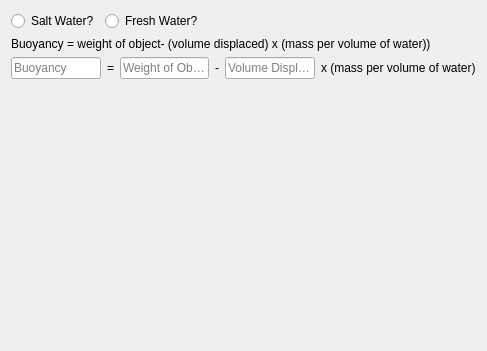
Qt form Calculators/Buoyancy/BuoyancyOfObject/Page.ui (towel42-com/SCUBA-Calculator) before a commit.
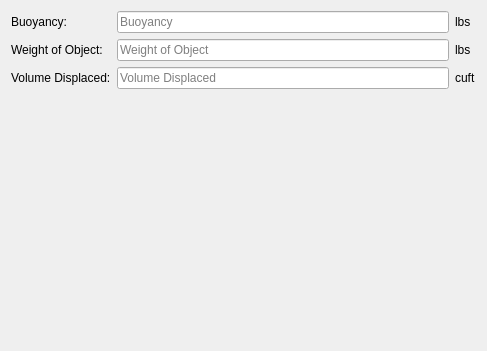
The same form after that commit.

Diff of the .ui file:
```diff
--- a/Calculators/Buoyancy/BuoyancyOfObject/Page.ui
+++ b/Calculators/Buoyancy/BuoyancyOfObject/Page.ui
@@ -13,92 +13,57 @@
   <property name="windowTitle">
    <string>Title</string>
   </property>
-  <layout class="QVBoxLayout" name="verticalLayout">
-   <item>
-    <layout class="QHBoxLayout" name="horizontalLayout">
-     <item>
-      <widget class="QRadioButton" name="saltwater">
-       <property name="text">
-        <string>Salt Water?</string>
-       </property>
-      </widget>
-     </item>
-     <item>
-      <widget class="QRadioButton" name="freshWater">
-       <property name="text">
-        <string>Fresh Water?</string>
-       </property>
-      </widget>
-     </item>
-     <item>
-      <spacer name="horizontalSpacer">
-       <property name="orientation">
-        <enum>Qt::Orientation::Horizontal</enum>
-       </property>
-       <property name="sizeHint" stdset="0">
-        <size>
-         <width>40</width>
-         <height>20</height>
-        </size>
-       </property>
-      </spacer>
-     </item>
-    </layout>
-   </item>
-   <item>
-    <widget class="QLabel" name="eq">
-     <property name="text">
-      <string>Buoyancy = weight of object- (volume displaced) x (mass per volume of water))</string>
-     </property>
-    </widget>
-   </item>
-   <item>
-    <layout class="QHBoxLayout" name="horizontalLayout_2">
-     <item>
+  <layout class="QGridLayout" name="gridLayout">
+   <item row="0" column="1">
       <widget class="QLineEdit" name="buoyancy">
        <property name="placeholderText">
         <string>Buoyancy</string>
        </property>
       </widget>
      </item>
-     <item>
-      <widget class="QLabel" name="label_2">
-       <property name="text">
-        <string>=</string>
-       </property>
-      </widget>
-     </item>
-     <item>
+   <item row="1" column="1">
       <widget class="QLineEdit" name="weightOfObject">
        <property name="placeholderText">
         <string>Weight of Object</string>
        </property>
       </widget>
      </item>
-     <item>
-      <widget class="QLabel" name="label_3">
+   <item row="0" column="0">
+    <widget class="QLabel" name="label">
        <property name="text">
-        <string>-</string>
+      <string>Buoyancy:</string>
        </property>
       </widget>
      </item>
-     <item>
+   <item row="2" column="1">
       <widget class="QLineEdit" name="volumeDisplaced">
        <property name="placeholderText">
         <string>Volume Displaced</string>
        </property>
       </widget>
      </item>
-     <item>
-      <widget class="QLabel" name="weightOfWater">
+   <item row="2" column="2">
+    <widget class="QLabel" name="volumeDisplacedUnits">
        <property name="text">
-        <string>x (mass per volume of water)</string>
+      <string>cuft</string>
        </property>
       </widget>
      </item>
-    </layout>
+   <item row="1" column="2">
+    <widget class="QLabel" name="weightUnits">
+     <property name="text">
+      <string>lbs</string>
+     </property>
+    </widget>
    </item>
-   <item>
+   <item row="2" column="0">
+    <widget class="QLabel" name="label_5">
+     <property name="text">
+      <string>Volume Displaced:</string>
+     </property>
+    </widget>
+   </item>
+   <item row="3" column="0">
     <spacer name="verticalSpacer">
      <property name="orientation">
       <enum>Qt::Orientation::Vertical</enum>
@@ -111,6 +76,20 @@
      </property>
     </spacer>
    </item>
+   <item row="1" column="0">
+    <widget class="QLabel" name="label_4">
+     <property name="text">
+      <string>Weight of Object:</string>
+     </property>
+    </widget>
+   </item>
+   <item row="0" column="2">
+    <widget class="QLabel" name="buoyuancyUnits">
+     <property name="text">
+      <string>lbs</string>
+     </property>
+    </widget>
+   </item>
   </layout>
   <action name="actionExit">
    <property name="text">
```
Left out of the diff: 7 changed lines with no effect on the pictures. Lines whose indentation alone changed are shown as unchanged.
